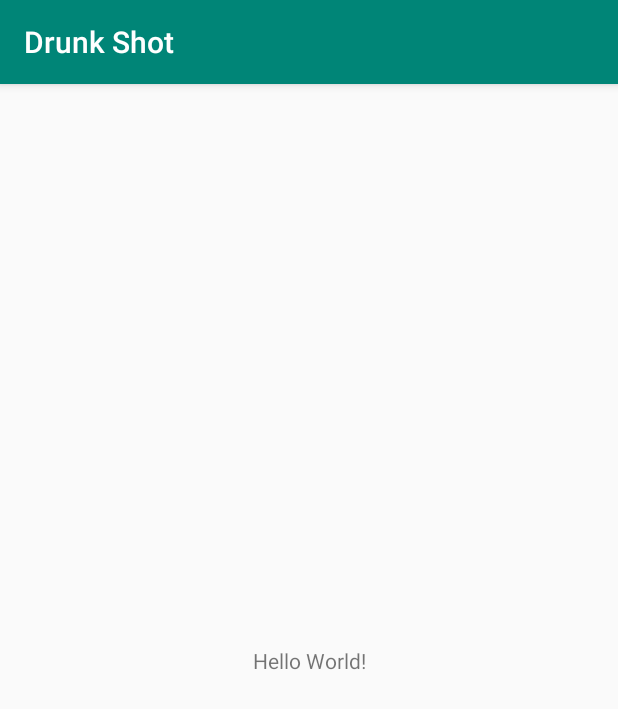
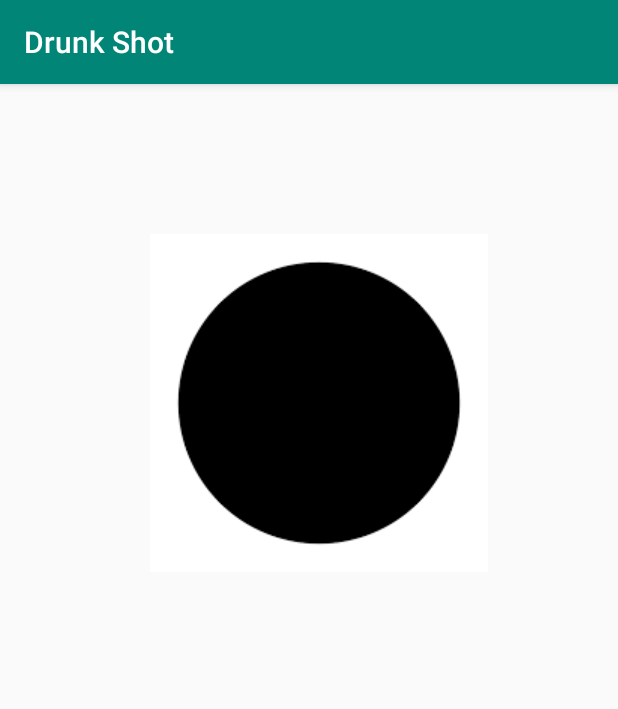
Before and after one commit to PainKillerQc/Drunk-Shot, an Android app: the screen it shows after launch (MainActivity), on a phone screen of 412 x 824 dp. Shown: the top 709 px of the screen. Run offline under Robolectric (Android 15) with nearby library versions, the light colour scheme and no system bars.

Commit message:
new image circle

```diff
--- a/Drunk Shot/app/src/main/res/layout/activity_main.xml
+++ b/Drunk Shot/app/src/main/res/layout/activity_main.xml
@@ -6,13 +6,19 @@
     android:layout_height="match_parent"
     tools:context=".MainActivity">
 
-    <TextView
-        android:layout_width="wrap_content"
-        android:layout_height="wrap_content"
-        android:text="Hello World!"
-        app:layout_constraintBottom_toBottomOf="parent"
-        app:layout_constraintLeft_toLeftOf="parent"
-        app:layout_constraintRight_toRightOf="parent"
-        app:layout_constraintTop_toTopOf="parent" />
 
+    <FrameLayout
+        android:layout_width="match_parent"
+        android:layout_height="match_parent"
+        tools:layout_editor_absoluteX="80dp"
+        tools:layout_editor_absoluteY="353dp">
+
+        <ImageView
+            android:layout_width="wrap_content"
+            android:layout_height="wrap_content"
+            android:src="@drawable/circle"
+            android:translationX="100dp"
+            android:translationY="100dp"></ImageView>
+
+    </FrameLayout>
 </androidx.constraintlayout.widget.ConstraintLayout>
```
Also changed, not shown: Drunk Shot/app/src/main/res/drawable/circle.png (added).
